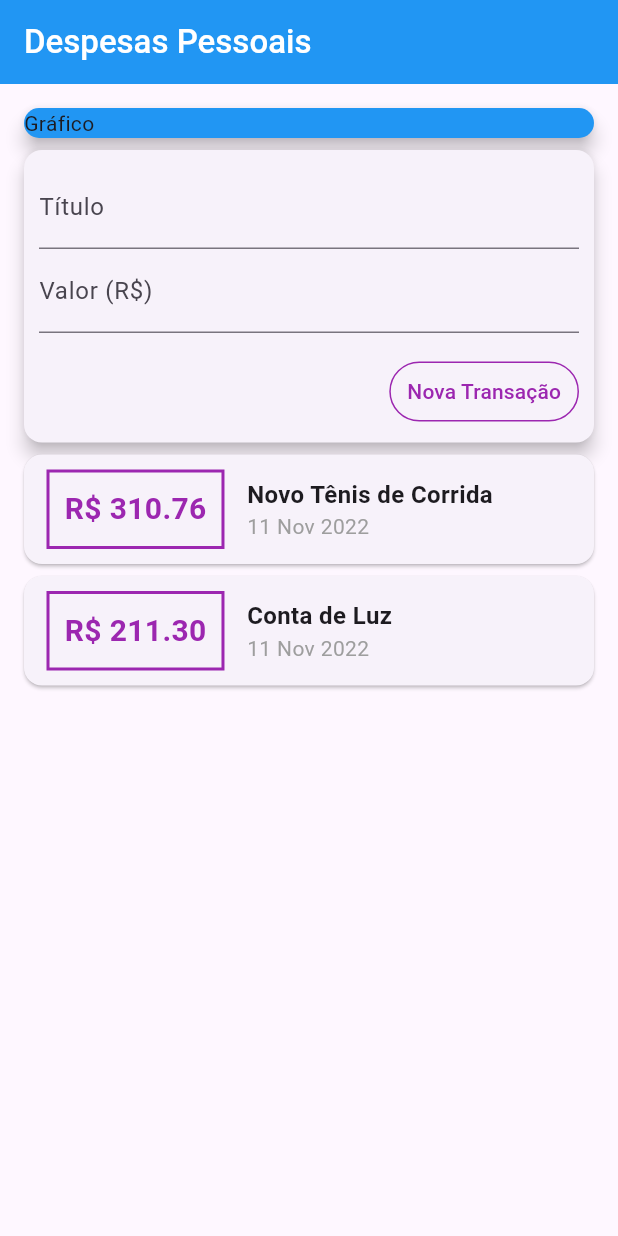
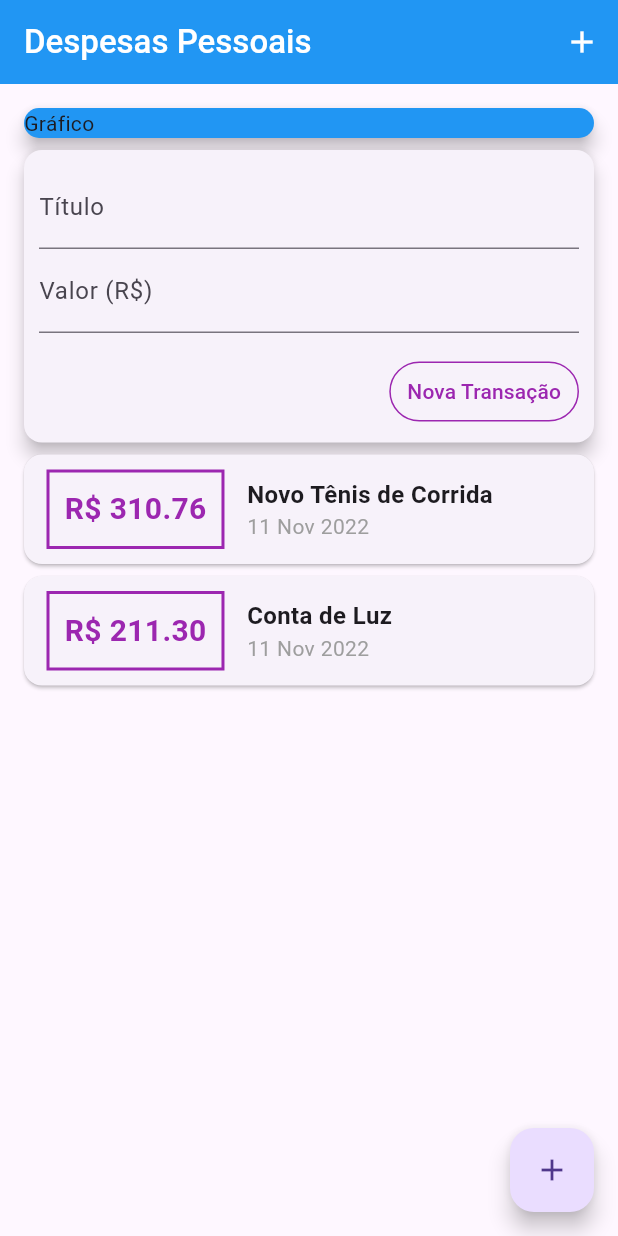
Before and after one commit to GabrielSchiavo/personal-expenses-app, a Flutter app: the screen it shows after launch, on a phone screen of 412 x 824 dp. Run offline on Flutter 3.47's test engine with Material 2 defaults, Android fonts, the phone set to English and light mode, and no system bars.

Commit message:
Adição do botão na AppBar e botão flutuante para adicionar dispesa

```diff
--- a/lib/main.dart
+++ b/lib/main.dart
@@ -1,6 +1,5 @@
 import 'package:flutter/material.dart';
 import 'components/transaction_user.dart';
-
 
 main() => runApp(const ExpensesApp());
 
@@ -27,6 +26,13 @@ class MyHomePage extends StatelessWidget {
             style: TextStyle(fontWeight: FontWeight.w500)),
         backgroundColor: Colors.blue,
         foregroundColor: Colors.white,
+        actions: <Widget>[
+          IconButton(
+            icon: const Icon(Icons.add),
+            onPressed: () {},
+            color: Colors.white,
+          )
+        ],
       ),
       body: SingleChildScrollView(
         child: Padding(
@@ -46,6 +52,11 @@ class MyHomePage extends StatelessWidget {
           ),
         ),
       ),
+      floatingActionButton: FloatingActionButton(
+        child: const Icon(Icons.add),
+        onPressed: () {},
+      ),
+      floatingActionButtonLocation: FloatingActionButtonLocation.endFloat,
     );
   }
 }
```
